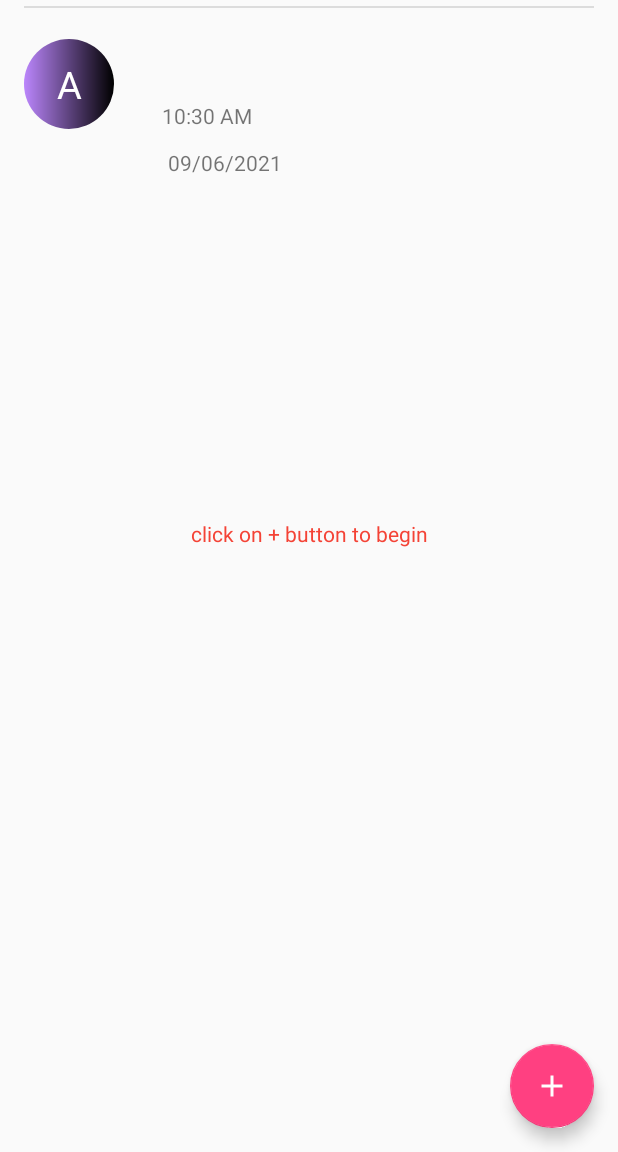
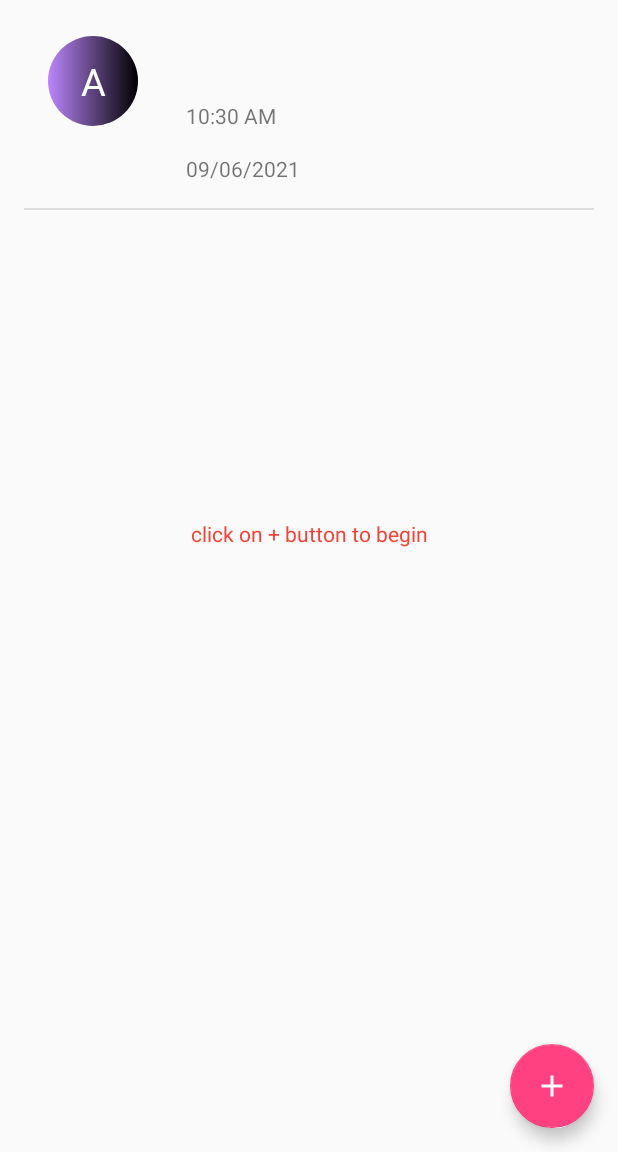
Before and after one commit to BushraKhalid01/MC_Semester_Project, an Android app: the Reminder screen opened directly, with no data from a screen before it, after a tap on an icon or button, on a phone screen of 412 x 824 dp, the part 84-1236 px from its top. Run offline under Robolectric (Android 15) with nearby library versions, the phone set to English and light mode, and no system bars.

Commit message:
Relative Lyout Adjusted

```diff
--- a/MC_Reminder_ToDoList/app/src/main/java/org/haqnawaz/mc_reminder_todolist/RecyclerViewAdapter.java
+++ b/MC_Reminder_ToDoList/app/src/main/java/org/haqnawaz/mc_reminder_todolist/RecyclerViewAdapter.java
@@ -35,7 +35,7 @@ class RecyclerViewAdapter extends RecyclerView.Adapter<RecyclerViewAdapter.MyVie
     @Override
     public void onBindViewHolder(@NonNull MyViewHolder holder, int position) {
         holder.data= taskList.get(position);
-        holder.textViewFirstLetter.setText(holder.data.getTitle().substring(0,1));
+        //holder.textViewFirstLetter.setText(holder.data.getTitle().substring(0,1));
         holder.textViewTaskName.setText(holder.data.getTitle());
         holder.textViewTaskDate.setText(String.valueOf(holder.data.getDate()));
         holder.textViewTaskTime.setText(holder.data.getTime());
--- a/MC_Reminder_ToDoList/app/src/main/res/layout/tasks.xml
+++ b/MC_Reminder_ToDoList/app/src/main/res/layout/tasks.xml
@@ -4,22 +4,23 @@
     xmlns:tools="http://schemas.android.com/tools"
     android:id="@+id/taskDetailLayout"
     android:layout_width="match_parent"
-    android:layout_height="match_parent"
+    android:layout_height="wrap_content"
     android:orientation="vertical">
 
     <TextView
         android:id="@+id/textViewFirstLetter"
         android:layout_width="60dip"
         android:layout_height="60dip"
-        android:layout_marginTop="22dp"
+        android:layout_marginStart="16dp"
+        android:layout_marginTop="20dp"
         android:background="@drawable/circle"
         android:gravity="center"
         android:text="A"
         android:textColor="@color/white"
         android:textSize="25sp"
+        app:layout_constraintStart_toStartOf="parent"
         app:layout_constraintTop_toTopOf="parent"
-        tools:ignore="MissingConstraints"
-        tools:layout_editor_absoluteX="16dp" />
+        tools:ignore="MissingConstraints" />
 
     <TextView
         android:id="@+id/textViewTaskName"
@@ -37,8 +38,8 @@
         android:id="@+id/textViewTime"
         android:layout_width="wrap_content"
         android:layout_height="wrap_content"
-        android:layout_marginStart="96dp"
-        android:layout_marginTop="12dp"
+        android:layout_marginStart="108dp"
+        android:layout_marginTop="16dp"
         android:text="TextView"
         app:layout_constraintStart_toStartOf="parent"
         app:layout_constraintTop_toBottomOf="@+id/textViewTaskDate"
@@ -61,10 +62,13 @@
         android:id="@+id/divider"
         android:layout_width="395dp"
         android:layout_height="1dp"
+        android:layout_marginTop="52dp"
         android:background="?android:attr/listDivider"
-        tools:ignore="MissingConstraints"
-        tools:layout_editor_absoluteX="27dp"
-        tools:layout_editor_absoluteY="115dp" />
+        app:layout_constraintEnd_toEndOf="parent"
+        app:layout_constraintHorizontal_bias="0.0"
+        app:layout_constraintStart_toStartOf="parent"
+        app:layout_constraintTop_toBottomOf="@+id/textViewTaskDate"
+        tools:ignore="MissingConstraints" />
 
 
 </androidx.constraintlayout.widget.ConstraintLayout>
```
Also changed, not shown: MC_Reminder_ToDoList/app/src/main/res/layout/activity_reminder.xml (+4 -17 lines).
